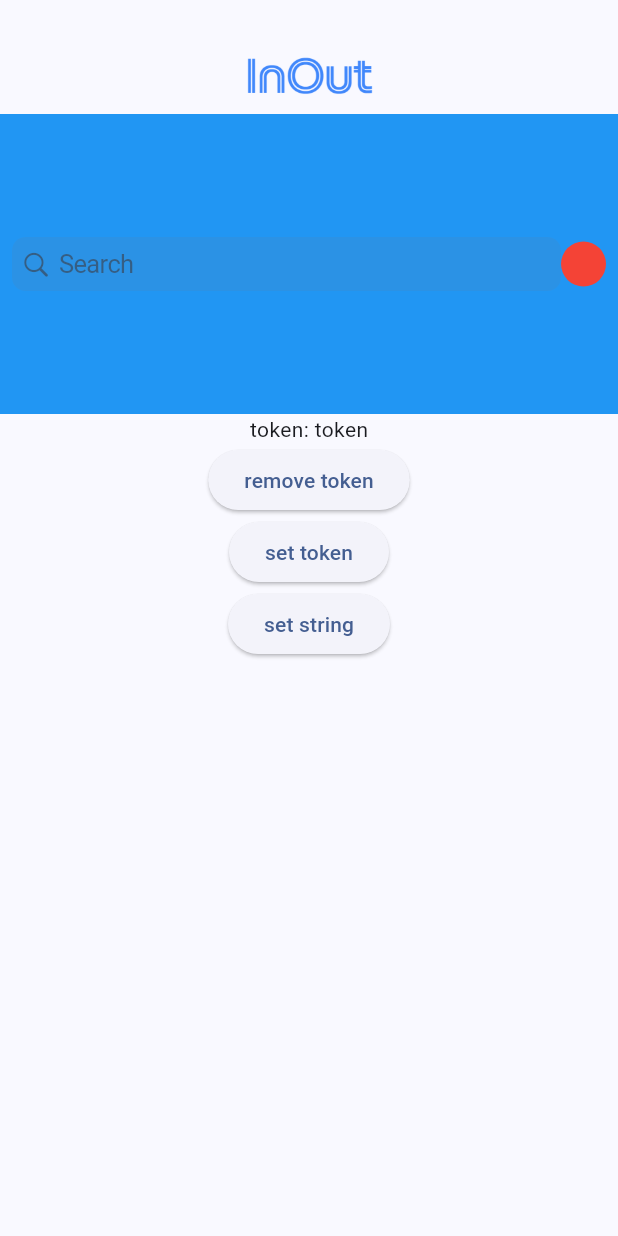
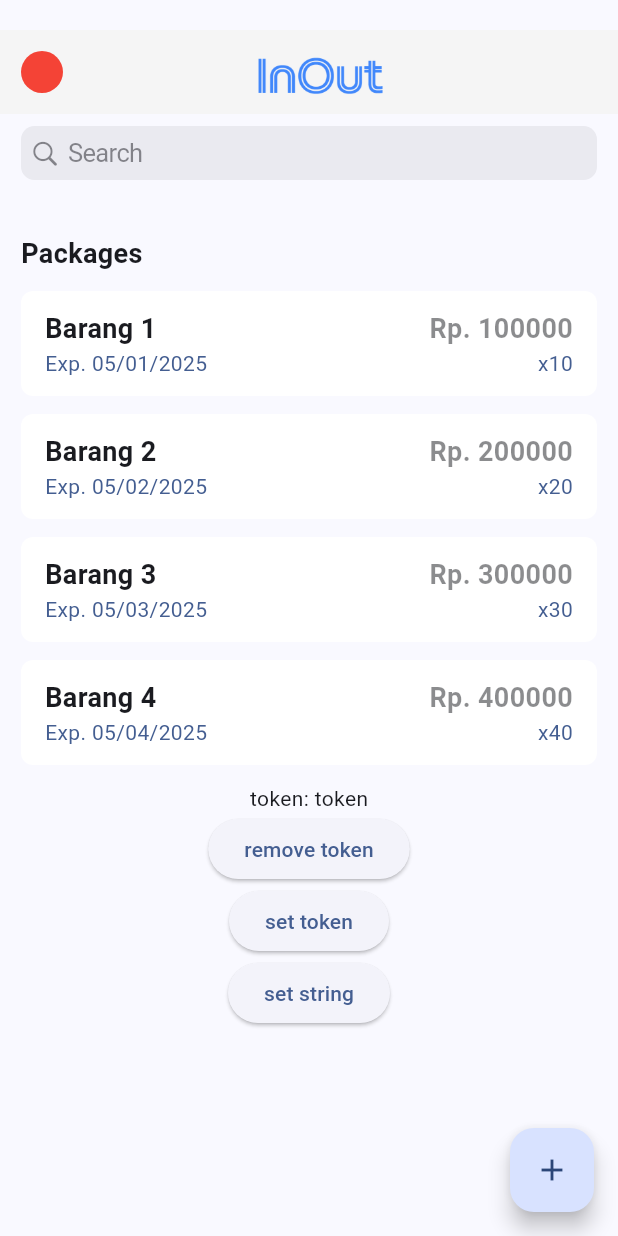
Before and after one commit to TheDP66/flutter_rust_application, a Flutter app: the DashboardScreen screen opened directly, after a tap on "remove token", on a phone screen of 412 x 824 dp. Run offline on Flutter 3.47's test engine with Material 3 defaults, Android fonts, the phone set to English and light mode, and no system bars; our stand-ins replace dio, equatable, flutter_bloc, flutter_dotenv, get_it, shared_preferences; accounts and stored records are empty.

Commit message:
fix: :lipstick: update dashboard screen UI

```diff
--- a/lib/core/services/dio_provider.dart
+++ b/lib/core/services/dio_provider.dart
@@ -20,10 +20,12 @@ class DioProvider {
     _dio = Dio(
       BaseOptions(
         baseUrl: baseUrl,
+        sendTimeout: const Duration(seconds: 6),
         connectTimeout: const Duration(seconds: 6),
         receiveTimeout: const Duration(seconds: 6),
-        // responseType: ResponseType.json,
-        // contentType: "application/json",
+        maxRedirects: 1,
+        responseType: ResponseType.json,
+        contentType: "application/json",
       ),
     );
 
--- a/lib/main.dart
+++ b/lib/main.dart
@@ -32,6 +32,7 @@ class MainApp extends StatelessWidget {
       theme: ThemeData(
         colorScheme: ColorScheme.fromSeed(
           seedColor: Colors.blueAccent,
+          background: Colors.grey[100],
         ),
         useMaterial3: true,
       ),
--- a/lib/presentation/pages/dashboard_screen.dart
+++ /dev/null
@@ -1,121 +0,0 @@
-import 'package:flutter/cupertino.dart';
-import 'package:flutter/material.dart';
-import 'package:shared_preferences/shared_preferences.dart';
-
-class DashboardScreen extends StatefulWidget {
-  const DashboardScreen({super.key});
-
-  @override
-  State<DashboardScreen> createState() => _DashboardScreenState();
-}
-
-class _DashboardScreenState extends State<DashboardScreen> {
-  late SharedPreferences prefs;
-  String? token;
-
-  @override
-  void initState() {
-    super.initState();
-    _initializePrefs();
-  }
-
-  Future<void> _initializePrefs() async {
-    prefs = await SharedPreferences.getInstance();
-
-    setState(() {
-      token = prefs.getString("token");
-    });
-  }
-
-  @override
-  Widget build(BuildContext context) {
-    return Scaffold(
-      body: NestedScrollView(
-        headerSliverBuilder: (BuildContext context, bool innerBoxIsScrolled) {
-          return [
-            SliverToBoxAdapter(
-              child: SizedBox(height: 20),
-            ),
-            SliverAppBar(
-              title: Padding(
-                padding: const EdgeInsets.only(
-                  top: 30,
-                  bottom: 20,
-                ),
-                child: Center(
-                  child: Hero(
-                    tag: "icon-tag",
-                    child: Image.asset(
-                      "assets/images/icon.png",
-                      height: 85,
-                    ),
-                  ),
-                ),
-              ),
-              floating: true,
-              pinned: true,
-              automaticallyImplyLeading: false,
-              bottom: PreferredSize(
-                preferredSize: Size.fromHeight(200),
-                child: Container(
-                  height: 200,
-                  color: Colors.blue,
-                  child: Padding(
-                    padding: const EdgeInsets.all(8.0),
-                    child: Row(
-                      children: [
-                        Expanded(child: CupertinoSearchTextField()),
-                        CircleAvatar(
-                          radius: 15,
-                          backgroundColor: Colors.red,
-                        ),
-                      ],
-                    ),
-                  ),
-                ),
-              ),
-            )
-          ];
-        },
-        body: Column(
-          mainAxisAlignment: MainAxisAlignment.center,
-          crossAxisAlignment: CrossAxisAlignment.center,
-          children: [
-            Text("token: $token"),
-            ElevatedButton(
-              onPressed: () {
-                prefs.remove("token");
-
-                setState(() {
-                  token = prefs.getString("token");
-                });
-              },
-              child: const Text("remove token"),
-            ),
-            ElevatedButton(
-              onPressed: () {
-                prefs.setString("token", "token");
-
-                setState(() {
-                  token = prefs.getString("token");
-                });
-              },
-              child: Text("set token"),
-            ),
-            ElevatedButton(
-              onPressed: () {
-                setState(() {
-                  token = "LOLOL";
-                });
-              },
-              child: Text("set string"),
-            ),
-            SizedBox(
-              height: 10000,
-            ),
-          ],
-        ),
-      ),
-    );
-  }
-}
--- /dev/null
+++ b/lib/presentation/pages/dashboard_screen/dashboard_screen.dart
@@ -0,0 +1,128 @@
+import 'package:InOut/presentation/pages/dashboard_screen/widgets/dashboard_appbar.dart';
+import 'package:InOut/presentation/pages/dashboard_screen/widgets/dashboard_package_section.dart';
+import 'package:InOut/presentation/pages/dashboard_screen/widgets/dashboard_searchbar.dart';
+import 'package:flutter/material.dart';
+import 'package:shared_preferences/shared_preferences.dart';
+
+List<Map<String, dynamic>> barangList = [
+  {
+    "id": 1,
+    "name": "Barang 1",
+    "price": "100000",
+    "stock": "10",
+    "expiredAt": "05/01/2025",
+  },
+  {
+    "id": 2,
+    "name": "Barang 2",
+    "price": "200000",
+    "stock": "20",
+    "expiredAt": "05/02/2025",
+  },
+  {
+    "id": 3,
+    "name": "Barang 3",
+    "price": "300000",
+    "stock": "30",
+    "expiredAt": "05/03/2025",
+  },
+  {
+    "id": 4,
+    "name": "Barang 4",
+    "price": "400000",
+    "stock": "40",
+    "expiredAt": "05/04/2025",
+  },
+];
+
+class DashboardScreen extends StatefulWidget {
+  const DashboardScreen({super.key});
+
+  @override
+  State<DashboardScreen> createState() => _DashboardScreenState();
+}
+
+class _DashboardScreenState extends State<DashboardScreen> {
+  late SharedPreferences prefs;
+  String? token;
+
+  @override
+  void initState() {
+    super.initState();
+    _initializePrefs();
+  }
+
+  Future<void> _initializePrefs() async {
+    prefs = await SharedPreferences.getInstance();
+
+    setState(() {
+      token = prefs.getString("token");
+    });
+  }
+
+  @override
+  Widget build(BuildContext context) {
+    return Scaffold(
+      body: NestedScrollView(
+        headerSliverBuilder: (BuildContext context, bool innerBoxIsScrolled) {
+          return [
+            const SliverToBoxAdapter(
+              child: SizedBox(height: 20),
+            ),
+            const DashboardAppBar(),
+          ];
+        },
+        body: Padding(
+          padding: const EdgeInsets.symmetric(
+            horizontal: 14,
+          ),
+          child: Column(
+            children: [
+              const DashboardSearchBar(),
+              const SizedBox(
+                height: 28,
+              ),
+              DashboardPackageSection(barangList: barangList),
+              Text("token: $token"),
+              ElevatedButton(
+                onPressed: () {
+                  prefs.remove("token");
+
+                  setState(() {
+                    token = prefs.getString("token");
+                  });
+                },
+                child: const Text("remove token"),
+              ),
+              ElevatedButton(
+                onPressed: () {
+                  prefs.setString("token", "token");
+
+                  setState(() {
+                    token = prefs.getString("token");
+                  });
+                },
+                child: const Text("set token"),
+              ),
+              ElevatedButton(
+                onPressed: () {
+                  setState(() {
+                    token = "LOLOL";
+                  });
+                },
+                child: const Text("set string"),
+              ),
+              const SizedBox(
+                height: 50,
+              ),
+            ],
+          ),
+        ),
+      ),
+      floatingActionButton: FloatingActionButton(
+        onPressed: () {},
+        child: const Icon(Icons.add),
+      ),
+    );
+  }
+}
--- /dev/null
+++ b/lib/presentation/pages/dashboard_screen/widgets/dashboard_appbar.dart
@@ -0,0 +1,54 @@
+import 'package:InOut/presentation/pages/account_screen/account_screen.dart';
+import 'package:flutter/material.dart';
+
+class DashboardAppBar extends StatelessWidget {
+  const DashboardAppBar({super.key});
+
+  @override
+  Widget build(BuildContext context) {
+    return SliverAppBar(
+      centerTitle: true,
+      leadingWidth: 42,
+      floating: true,
+      automaticallyImplyLeading: false,
+      pinned: true,
+      stretch: true,
+      backgroundColor: Colors.grey[100],
+      surfaceTintColor: Colors.grey[100],
+      leading: Padding(
+        padding: EdgeInsets.only(
+          left: 14,
+        ),
+        child: GestureDetector(
+          onTap: () {
+            Navigator.of(context).push(
+              MaterialPageRoute(
+                builder: (context) => const AccountScreen(),
+              ),
+            );
+          },
+          child: CircleAvatar(
+            radius: 28,
+            backgroundColor: Colors.red,
+          ),
+        ),
+      ),
+      title: Padding(
+        padding: const EdgeInsets.only(
+          top: 30,
+          bottom: 20,
+          right: 28,
+        ),
+        child: Center(
+          child: Hero(
+            tag: "icon-tag",
+            child: Image.asset(
+              "assets/images/icon.png",
+              height: 85,
+            ),
+          ),
+        ),
+      ),
+    );
+  }
+}
--- /dev/null
+++ b/lib/presentation/pages/dashboard_screen/widgets/dashboard_package_card.dart
@@ -0,0 +1,76 @@
+import 'package:flutter/material.dart';
+
+class DashboardPackageCard extends StatelessWidget {
+  const DashboardPackageCard({
+    super.key,
+    required this.name,
+    required this.price,
+    required this.stock,
+    this.expiredDate,
+  });
+
+  final String name;
+  final String price;
+  final String stock;
+  final String? expiredDate;
+
+  @override
+  Widget build(BuildContext context) {
+    return Container(
+      padding: const EdgeInsets.symmetric(
+        horizontal: 16,
+        vertical: 12,
+      ),
+      margin: const EdgeInsets.only(
+        bottom: 12,
+      ),
+      decoration: BoxDecoration(
+        color: Colors.white,
+        borderRadius: BorderRadius.circular(8),
+      ),
+      child: Column(
+        children: [
+          Row(
+            mainAxisAlignment: MainAxisAlignment.spaceBetween,
+            children: [
+              Text(
+                name,
+                style: TextStyle(
+                  fontSize: 18,
+                  fontWeight: FontWeight.w600,
+                ),
+              ),
+              Opacity(
+                opacity: .5,
+                child: Text(
+                  "Rp. $price",
+                  style: TextStyle(
+                    fontSize: 18,
+                    fontWeight: FontWeight.w600,
+                  ),
+                ),
+              ),
+            ],
+          ),
+          Row(
+            mainAxisAlignment: MainAxisAlignment.spaceBetween,
+            children: [
+              Text(
+                "Exp. $expiredDate",
+                style: TextStyle(
+                  color: Theme.of(context).primaryColor,
+                ),
+              ),
+              Text(
+                "x$stock",
+                style: TextStyle(
+                  color: Theme.of(context).primaryColor,
+                ),
+              ),
+            ],
+          ),
+        ],
+      ),
+    );
+  }
+}
--- /dev/null
+++ b/lib/presentation/pages/dashboard_screen/widgets/dashboard_package_section.dart
@@ -0,0 +1,42 @@
+import 'package:InOut/presentation/pages/dashboard_screen/widgets/dashboard_package_card.dart';
+import 'package:flutter/cupertino.dart';
+
+class DashboardPackageSection extends StatelessWidget {
+  const DashboardPackageSection({
+    super.key,
+    required this.barangList,
+  });
+
+  final List<Map<String, dynamic>> barangList;
+
+  @override
+  Widget build(BuildContext context) {
+    return Column(
+      crossAxisAlignment: CrossAxisAlignment.start,
+      children: [
+        const Text(
+          "Packages",
+          style: TextStyle(
+            fontWeight: FontWeight.w600,
+            fontSize: 18,
+          ),
+        ),
+        const SizedBox(
+          height: 12,
+        ),
+        Column(
+          children: barangList
+              .map(
+                (barang) => DashboardPackageCard(
+                  name: barang["name"],
+                  price: barang["price"],
+                  stock: barang["stock"],
+                  expiredDate: barang["expiredAt"],
+                ),
+              )
+              .toList(),
+        ),
+      ],
+    );
+  }
+}
--- /dev/null
+++ b/lib/presentation/pages/dashboard_screen/widgets/dashboard_searchbar.dart
@@ -0,0 +1,15 @@
+import 'package:flutter/cupertino.dart';
+
+class DashboardSearchBar extends StatelessWidget {
+  const DashboardSearchBar({super.key});
+
+  @override
+  Widget build(BuildContext context) {
+    return const Padding(
+      padding: EdgeInsets.symmetric(
+        vertical: 8,
+      ),
+      child: CupertinoSearchTextField(),
+    );
+  }
+}
--- a/lib/presentation/pages/login_screen/widgets/login_form.dart
+++ b/lib/presentation/pages/login_screen/widgets/login_form.dart
@@ -6,7 +6,7 @@ import 'package:InOut/injection.dart';
 import 'package:InOut/presentation/bloc/login_screen/login_screen_bloc.dart';
 import 'package:InOut/presentation/bloc/login_screen/login_screen_event.dart';
 import 'package:InOut/presentation/bloc/login_screen/login_screen_state.dart';
-import 'package:InOut/presentation/pages/dashboard_screen.dart';
+import 'package:InOut/presentation/pages/dashboard_screen/dashboard_screen.dart';
 import 'package:flutter/cupertino.dart';
 import 'package:flutter/material.dart';
 import 'package:flutter_bloc/flutter_bloc.dart';
@@ -55,6 +55,7 @@ class _LoginFormState extends State<LoginForm> {
             children: [
               TextFieldForm(
                 title: "Email",
+                key: const Key("email"),
                 keyboardType: TextInputType.emailAddress,
                 validator: (val) {
                   if (val == null || val.isEmpty) {
@@ -69,6 +70,7 @@ class _LoginFormState extends State<LoginForm> {
               ),
               TextFieldForm(
                 title: "Password",
+                key: const Key("password"),
                 validator: (val) {
                   if (val == null || val.isEmpty) {
                     return 'Field is required!';
--- a/lib/presentation/pages/register_screen/widgets/register_form.dart
+++ b/lib/presentation/pages/register_screen/widgets/register_form.dart
@@ -5,7 +5,7 @@ import 'package:InOut/core/widgets/text_field_form.dart';
 import 'package:InOut/presentation/bloc/register_screen/register_screen_bloc.dart';
 import 'package:InOut/presentation/bloc/register_screen/register_screen_event.dart';
 import 'package:InOut/presentation/bloc/register_screen/register_screen_state.dart';
-import 'package:InOut/presentation/pages/dashboard_screen.dart';
+import 'package:InOut/presentation/pages/dashboard_screen/dashboard_screen.dart';
 import 'package:flutter/cupertino.dart';
 import 'package:flutter/material.dart';
 import 'package:flutter_bloc/flutter_bloc.dart';
@@ -56,6 +56,7 @@ class _RegisterFormState extends State<RegisterForm> {
                   children: [
                     const SizedBox(height: 48),
                     TextFieldForm(
+                      autofocus: true,
                       title: "Email",
                       keyboardType: TextInputType.emailAddress,
                       validator: (val) {
--- a/lib/presentation/pages/splash_screen.dart
+++ b/lib/presentation/pages/splash_screen.dart
@@ -1,4 +1,4 @@
-import 'package:InOut/presentation/pages/dashboard_screen.dart';
+import 'package:InOut/core/widgets/layout_app.dart';
 import 'package:InOut/presentation/pages/login_screen/login_screen.dart';
 import 'package:flutter/material.dart';
 
@@ -20,7 +20,7 @@ class SplashScreen extends StatelessWidget {
               )
             : Navigator.of(context).pushReplacement(
                 MaterialPageRoute(
-                  builder: (context) => const DashboardScreen(),
+                  builder: (context) => const LayoutApp(),
                 ),
               );
       },
```
Also changed, not shown: lib/core/widgets/layout_app.dart (added, +54 -0 lines), lib/presentation/pages/account_screen/account_screen.dart (added, +50 -0 lines), lib/presentation/pages/explore_screen.dart (added, +12 -0 lines), lib/presentation/pages/profile_screen.dart (added, +12 -0 lines).
